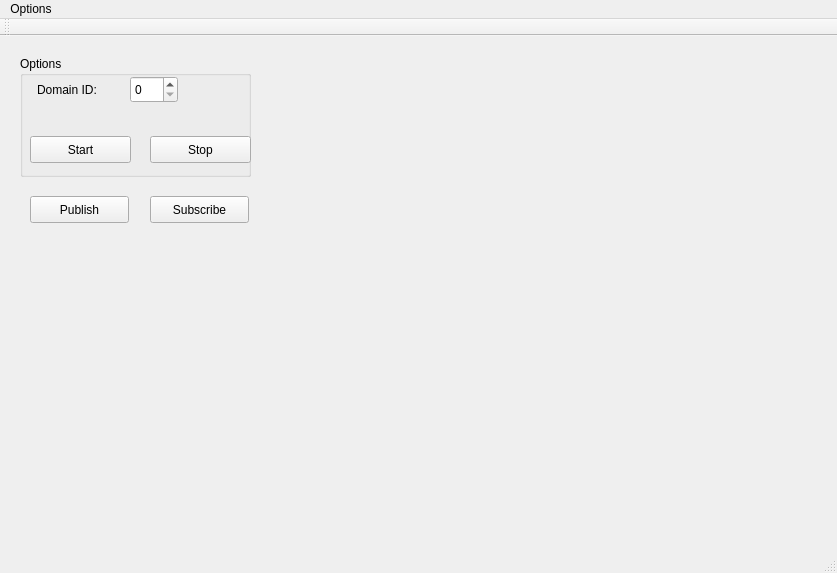
Before: the Qt Designer form utils/ShapesDemo/forms/mainwindow.ui in eProsima/Fast-DDS, drawn with Qt 5.
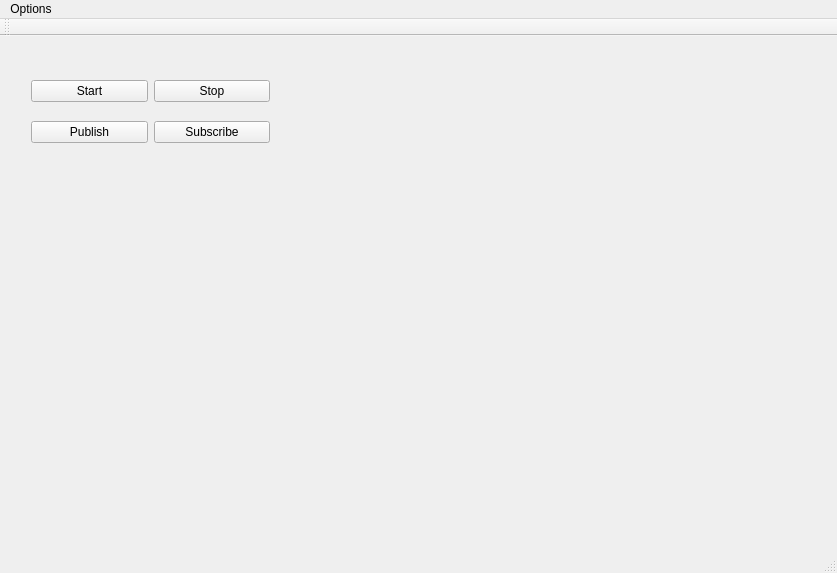
After: the same form once the commit is applied. Custom widgets are drawn as their Qt base class.

Diff of the .ui file:
```diff
--- a/utils/ShapesDemo/forms/mainwindow.ui
+++ b/utils/ShapesDemo/forms/mainwindow.ui
@@ -24,99 +24,45 @@
      </rect>
     </property>
    </widget>
-   <widget class="QPushButton" name="bt_publish">
-    <property name="geometry">
-     <rect>
-      <x>30</x>
-      <y>160</y>
-      <width>99</width>
-      <height>27</height>
-     </rect>
-    </property>
-    <property name="text">
-     <string>Publish</string>
-    </property>
-   </widget>
-   <widget class="QPushButton" name="bt_subscribe">
-    <property name="geometry">
-     <rect>
-      <x>150</x>
-      <y>160</y>
-      <width>99</width>
-      <height>27</height>
-     </rect>
-    </property>
-    <property name="text">
-     <string>Subscribe</string>
-    </property>
-   </widget>
-   <widget class="QGroupBox" name="group_Options">
+   <widget class="QWidget" name="">
     <property name="geometry">
      <rect>
       <x>20</x>
       <y>20</y>
-      <width>231</width>
-      <height>121</height>
+      <width>261</width>
+      <height>111</height>
      </rect>
     </property>
-    <property name="title">
-     <string>Options</string>
-    </property>
-    <widget class="QLabel" name="label">
-     <property name="geometry">
-      <rect>
-       <x>17</x>
-       <y>25</y>
-       <width>75</width>
-       <height>17</height>
-      </rect>
-     </property>
-     <property name="text">
-      <string>Domain ID:</string>
-     </property>
-    </widget>
-    <widget class="QPushButton" name="push_Stop">
-     <property name="geometry">
-      <rect>
-       <x>130</x>
-       <y>80</y>
-       <width>101</width>
-       <height>27</height>
-      </rect>
-     </property>
-     <property name="text">
-      <string>Stop</string>
-     </property>
-    </widget>
-    <widget class="QPushButton" name="push_Start">
-     <property name="geometry">
-      <rect>
-       <x>10</x>
-       <y>80</y>
-       <width>101</width>
-       <height>27</height>
-      </rect>
-     </property>
-     <property name="text">
-      <string>Start</string>
-     </property>
-    </widget>
-    <widget class="QSpinBox" name="spin_domainId">
-     <property name="geometry">
-      <rect>
-       <x>110</x>
-       <y>20</y>
-       <width>48</width>
-       <height>27</height>
-      </rect>
-     </property>
-     <property name="specialValueText">
-      <string/>
-     </property>
-     <property name="suffix">
-      <string/>
-     </property>
-    </widget>
+    <layout class="QGridLayout" name="gridLayout">
+     <item row="0" column="0">
+      <widget class="QPushButton" name="push_Start">
+       <property name="text">
+        <string>Start</string>
+       </property>
+      </widget>
+     </item>
+     <item row="0" column="1">
+      <widget class="QPushButton" name="push_Stop">
+       <property name="text">
+        <string>Stop</string>
+       </property>
+      </widget>
+     </item>
+     <item row="1" column="0">
+      <widget class="QPushButton" name="bt_publish">
+       <property name="text">
+        <string>Publish</string>
+       </property>
+      </widget>
+     </item>
+     <item row="1" column="1">
+      <widget class="QPushButton" name="bt_subscribe">
+       <property name="text">
+        <string>Subscribe</string>
+       </property>
+      </widget>
+     </item>
+    </layout>
    </widget>
   </widget>
   <widget class="QToolBar" name="mainToolBar">
```
Left out of the diff: 6 changed lines with no effect on the pictures.
